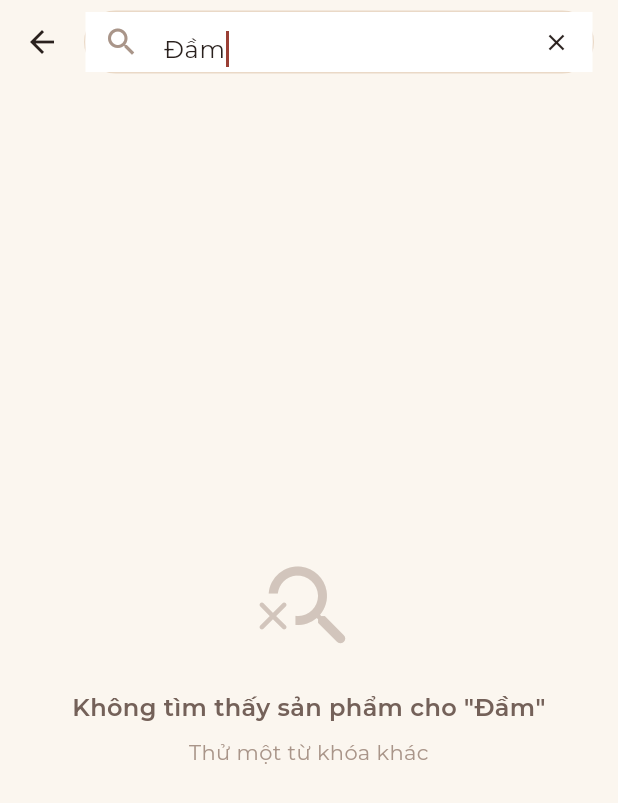
After one commit to bavanchun/PRM393_Group5_BigStyle, a Flutter app: the SearchScreen screen opened by its route, after a tap on "Đầm", on a phone screen of 412 x 824 dp. The commit adds this screen. Shown: the top 803 px of the screen. Run offline on Flutter 3.47's test engine with Material 3 defaults, Android fonts, the phone set to English and light mode, and no system bars; our stand-ins replace equatable, flutter_bloc, flutter_dotenv, geolocator, google_maps_flutter, google_sign_in and 4 more; accounts and stored records are empty.

Commit message:
feat(ux-depth): add dedicated search screen with SearchBloc and shared ProductGridSkeleton
- Adds SearchScreen with SearchBloc supporting debounced search (~280ms via Timer) using existing ProductService.getProducts(searchQuery:) for server-side ilike filtering
- Integrates in-memory recent-searches tracking and static suggested terms when query is empty
- Search results reuse ProductCard with Hero tags for list→detail transitions and staggered entrance animations
- Adds /search route to app_router and updates home_screen search bar to navigate to /search instead of /products
- Extracts shimmer-grid placeholder into shared ProductGridSkeleton widget; refactored product_list_screen to reuse it, eliminating duplication of identical grid-card shimmer markup

```diff
--- /dev/null
+++ b/FE/lib/blocs/search/search_bloc.dart
@@ -0,0 +1,90 @@
+import 'dart:async';
+import 'package:flutter/foundation.dart';
+import 'package:flutter_bloc/flutter_bloc.dart';
+import 'search_event.dart';
+import 'search_state.dart';
+import '../../services/product_service.dart';
+
+const _recentSearchCap = 8;
+const _debounceDuration = Duration(milliseconds: 280);
+
+/// Internal — dispatched after the debounce delay elapses. Never sent by
+/// callers; they only ever use [SearchQueryChanged]/[SearchCleared].
+class _SearchRun extends SearchEvent {
+  final String query;
+  const _SearchRun(this.query);
+
+  @override
+  List<Object?> get props => [query];
+}
+
+/// Reuses [ProductService.getProducts]'s existing server `ilike` — no new
+/// query method, so this can never diverge from product_list's filtering.
+class SearchBloc extends Bloc<SearchEvent, SearchState> {
+  final ProductService _productService;
+  Timer? _debounce;
+
+  SearchBloc(this._productService) : super(const SearchState()) {
+    on<SearchQueryChanged>(_onQueryChanged);
+    on<_SearchRun>(_onRun);
+    on<SearchCleared>((event, emit) => emit(const SearchState()));
+  }
+
+  void _onQueryChanged(SearchQueryChanged event, Emitter<SearchState> emit) {
+    final query = event.query.trim();
+    _debounce?.cancel();
+
+    if (query.isEmpty) {
+      emit(
+        state.copyWith(
+          query: '',
+          results: const [],
+          isLoading: false,
+          error: null,
+        ),
+      );
+      return;
+    }
+
+    emit(state.copyWith(query: query));
+    _debounce = Timer(_debounceDuration, () => add(_SearchRun(query)));
+  }
+
+  Future<void> _onRun(_SearchRun event, Emitter<SearchState> emit) async {
+    // A newer keystroke already superseded this debounced run.
+    if (event.query != state.query) return;
+
+    emit(state.copyWith(isLoading: true, error: null));
+    try {
+      final results = await _productService.getProducts(
+        searchQuery: event.query,
+      );
+      if (event.query != state.query) return; // stale response
+      emit(
+        state.copyWith(
+          isLoading: false,
+          results: results,
+          recentSearches: _pushRecent(state.recentSearches, event.query),
+        ),
+      );
+    } catch (e, stackTrace) {
+      debugPrint('Search error: $e\n$stackTrace');
+      if (event.query != state.query) return;
+      emit(state.copyWith(isLoading: false, error: 'Tìm kiếm thất bại'));
+    }
+  }
+
+  List<String> _pushRecent(List<String> current, String query) {
+    final updated = [
+      query,
+      ...current.where((q) => q.toLowerCase() != query.toLowerCase()),
+    ];
+    return updated.take(_recentSearchCap).toList();
+  }
+
+  @override
+  Future<void> close() {
+    _debounce?.cancel();
+    return super.close();
+  }
+}
--- /dev/null
+++ b/FE/lib/blocs/search/search_event.dart
@@ -0,0 +1,21 @@
+import 'package:equatable/equatable.dart';
+
+abstract class SearchEvent extends Equatable {
+  const SearchEvent();
+
+  @override
+  List<Object?> get props => [];
+}
+
+/// Fired on every keystroke; the bloc debounces the actual query internally.
+class SearchQueryChanged extends SearchEvent {
+  final String query;
+  const SearchQueryChanged(this.query);
+
+  @override
+  List<Object?> get props => [query];
+}
+
+class SearchCleared extends SearchEvent {
+  const SearchCleared();
+}
--- /dev/null
+++ b/FE/lib/blocs/search/search_state.dart
@@ -0,0 +1,38 @@
+import 'package:equatable/equatable.dart';
+import '../../models/product_model.dart';
+
+class SearchState extends Equatable {
+  final String query;
+  final bool isLoading;
+  final List<ProductModel> results;
+  // In-memory v1 — shared_preferences persistence deferred (accepted default).
+  final List<String> recentSearches;
+  final String? error;
+
+  const SearchState({
+    this.query = '',
+    this.isLoading = false,
+    this.results = const [],
+    this.recentSearches = const [],
+    this.error,
+  });
+
+  bool get hasQuery => query.isNotEmpty;
+
+  SearchState copyWith({
+    String? query,
+    bool? isLoading,
+    List<ProductModel>? results,
+    List<String>? recentSearches,
+    String? error,
+  }) => SearchState(
+    query: query ?? this.query,
+    isLoading: isLoading ?? this.isLoading,
+    results: results ?? this.results,
+    recentSearches: recentSearches ?? this.recentSearches,
+    error: error,
+  );
+
+  @override
+  List<Object?> get props => [query, isLoading, results, recentSearches, error];
+}
--- a/FE/lib/config/routes/app_router.dart
+++ b/FE/lib/config/routes/app_router.dart
@@ -5,9 +5,12 @@ import '../../services/support_chat_service.dart';
 import '../../screens/chat/support_chat_screen.dart';
 import '../../screens/splash/splash_screen.dart';
 import '../../screens/auth/login_screen.dart';
+import '../../blocs/search/search_bloc.dart';
+import '../../services/product_service.dart';
 import '../../screens/home/home_screen.dart';
 import '../../screens/product_list/product_list_screen.dart';
 import '../../screens/product_detail/product_detail_screen.dart';
+import '../../screens/search/search_screen.dart';
 import '../../screens/cart/cart_screen.dart';
 import '../../screens/cart/cart_item_edit_screen.dart';
 import '../../screens/checkout/checkout_screen.dart';
@@ -28,33 +31,83 @@ class AppRouter {
   static Route<dynamic> generateRoute(RouteSettings settings) {
     switch (settings.name) {
       case '/':
-        return MaterialPageRoute(settings: settings, builder: (_) => const SplashScreen());
+        return MaterialPageRoute(
+          settings: settings,
+          builder: (_) => const SplashScreen(),
+        );
       case '/login':
-        return MaterialPageRoute(settings: settings, builder: (_) => const LoginScreen());
+        return MaterialPageRoute(
+          settings: settings,
+          builder: (_) => const LoginScreen(),
+        );
       case '/home':
-        return MaterialPageRoute(settings: settings, builder: (_) => const HomeScreen());
+        return MaterialPageRoute(
+          settings: settings,
+          builder: (_) => const HomeScreen(),
+        );
       case '/products':
-        return MaterialPageRoute(settings: settings, builder: (_) => const ProductListScreen());
+        return MaterialPageRoute(
+          settings: settings,
+          builder: (_) => const ProductListScreen(),
+        );
+      case '/search':
+        return MaterialPageRoute(
+          settings: settings,
+          builder: (_) => BlocProvider(
+            create: (_) => SearchBloc(ProductService()),
+            child: const SearchScreen(),
+          ),
+        );
       case '/product-detail':
-        return MaterialPageRoute(settings: settings, builder: (_) => const ProductDetailScreen());
+        return MaterialPageRoute(
+          settings: settings,
+          builder: (_) => const ProductDetailScreen(),
+        );
       case '/cart':
-        return MaterialPageRoute(settings: settings, builder: (_) => const CartScreen());
+        return MaterialPageRoute(
+          settings: settings,
+          builder: (_) => const CartScreen(),
+        );
       case '/cart-item-edit':
-        return MaterialPageRoute(settings: settings, builder: (_) => const CartItemEditScreen());
+        return MaterialPageRoute(
+          settings: settings,
+          builder: (_) => const CartItemEditScreen(),
+        );
       case '/checkout':
-        return MaterialPageRoute(settings: settings, builder: (_) => const CheckoutScreen());
+        return MaterialPageRoute(
+          settings: settings,
+          builder: (_) => const CheckoutScreen(),
+        );
       case '/payment-qr':
-        return MaterialPageRoute(settings: settings, builder: (_) => const PaymentQrScreen());
+        return MaterialPageRoute(
+          settings: settings,
+          builder: (_) => const PaymentQrScreen(),
+        );
       case '/orders':
-        return MaterialPageRoute(settings: settings, builder: (_) => const OrdersScreen());
+        return MaterialPageRoute(
+          settings: settings,
+          builder: (_) => const OrdersScreen(),
+        );
       case '/order-detail':
-        return MaterialPageRoute(settings: settings, builder: (_) => const OrderDetailScreen());
+        return MaterialPageRoute(
+          settings: settings,
+          builder: (_) => const OrderDetailScreen(),
+        );
       case '/profile':
-        return MaterialPageRoute(settings: settings, builder: (_) => const ProfileScreen());
+        return MaterialPageRoute(
+          settings: settings,
+          builder: (_) => const ProfileScreen(),
+        );
       case '/edit-profile':
-        return MaterialPageRoute(settings: settings, builder: (_) => const EditProfileScreen());
+        return MaterialPageRoute(
+          settings: settings,
+          builder: (_) => const EditProfileScreen(),
+        );
       case '/chat':
-        return MaterialPageRoute(settings: settings, builder: (_) => const ChatScreen());
+        return MaterialPageRoute(
+          settings: settings,
+          builder: (_) => const ChatScreen(),
+        );
       case '/support-chat':
         return MaterialPageRoute(
           settings: settings,
@@ -64,10 +117,14 @@ class AppRouter {
           ),
         );
       case '/notifications':
-        return MaterialPageRoute(settings: settings, builder: (_) => const NotificationsScreen());
+        return MaterialPageRoute(
+          settings: settings,
+          builder: (_) => const NotificationsScreen(),
+        );
       case '/delivery-map':
-        final deliveryArgs =
-            DeliveryMapArgs.fromRouteArguments(settings.arguments);
+        final deliveryArgs = DeliveryMapArgs.fromRouteArguments(
+          settings.arguments,
+        );
         return MaterialPageRoute(
           settings: settings,
           builder: (_) => DeliveryMapScreen(
@@ -77,11 +134,20 @@ class AppRouter {
           ),
         );
       case '/manager':
-        return MaterialPageRoute(settings: settings, builder: (_) => const ManagerShell());
+        return MaterialPageRoute(
+          settings: settings,
+          builder: (_) => const ManagerShell(),
+        );
       case '/admin':
-        return MaterialPageRoute(settings: settings, builder: (_) => const AdminShell());
+        return MaterialPageRoute(
+          settings: settings,
+          builder: (_) => const AdminShell(),
+        );
       case '/favorites':
-        return MaterialPageRoute(settings: settings, builder: (_) => const FavoritesScreen());
+        return MaterialPageRoute(
+          settings: settings,
+          builder: (_) => const FavoritesScreen(),
+        );
       default:
         return MaterialPageRoute(
           builder: (_) => Scaffold(
--- a/FE/lib/screens/home/home_screen.dart
+++ b/FE/lib/screens/home/home_screen.dart
@@ -325,7 +325,7 @@ class _HomeScreenState extends State<HomeScreen> {
 
   Widget _buildSearchBar() {
     return GestureDetector(
-      onTap: () => Navigator.pushNamed(context, '/products'),
+      onTap: () => Navigator.pushNamed(context, '/search'),
       child: Container(
         height: 48,
         decoration: BoxDecoration(
--- /dev/null
+++ b/FE/lib/screens/search/search_screen.dart
@@ -0,0 +1,230 @@
+import 'package:flutter/material.dart';
+import 'package:flutter_bloc/flutter_bloc.dart';
+import '../../blocs/search/search_bloc.dart';
+import '../../blocs/search/search_event.dart';
+import '../../blocs/search/search_state.dart';
+import '../../config/theme/app_colors.dart';
+import '../../config/theme/app_spacing.dart';
+import '../../config/theme/app_typography.dart';
+import '../../widgets/app_error_state.dart';
+import '../../widgets/pressable_scale.dart';
+import '../../widgets/product_card.dart';
+import '../../widgets/product_grid_skeleton.dart';
+import '../../widgets/staggered_entrance.dart';
+
+const _suggestedTerms = ['Đầm', 'Áo', 'Quần', 'Size XL', 'Sale'];
+
+class SearchScreen extends StatefulWidget {
+  const SearchScreen({super.key});
+
+  @override
+  State<SearchScreen> createState() => _SearchScreenState();
+}
+
+class _SearchScreenState extends State<SearchScreen> {
+  final _controller = TextEditingController();
+  final _focusNode = FocusNode();
+
+  @override
+  void dispose() {
+    _controller.dispose();
+    _focusNode.dispose();
+    super.dispose();
+  }
+
+  void _runTerm(String term) {
+    _controller.text = term;
+    _controller.selection = TextSelection.collapsed(offset: term.length);
+    context.read<SearchBloc>().add(SearchQueryChanged(term));
+  }
+
+  @override
+  Widget build(BuildContext context) {
+    return Scaffold(
+      backgroundColor: AppColors.background,
+      appBar: AppBar(
+        titleSpacing: 0,
+        title: Container(
+          height: 42,
+          margin: const EdgeInsets.only(right: AppSpacing.md),
+          decoration: BoxDecoration(
+            color: AppColors.surface,
+            borderRadius: BorderRadius.circular(50),
+            border: Border.all(color: AppColors.border),
+          ),
+          child: TextField(
+            controller: _controller,
+            focusNode: _focusNode,
+            autofocus: true,
+            decoration: InputDecoration(
+              hintText: 'Tìm váy, áo, quần...',
+              hintStyle: AppTypography.bodyMedium.copyWith(
+                color: AppColors.textHint,
+              ),
+              prefixIcon: const Icon(Icons.search, color: AppColors.textHint),
+              suffixIcon: BlocBuilder<SearchBloc, SearchState>(
+                buildWhen: (p, c) => p.hasQuery != c.hasQuery,
+                builder: (context, state) => state.hasQuery
+                    ? IconButton(
+                        icon: const Icon(Icons.close, size: 18),
+                        onPressed: () {
+                          _controller.clear();
+                          context.read<SearchBloc>().add(const SearchCleared());
+                        },
+                      )
+                    : const SizedBox.shrink(),
+              ),
+              border: InputBorder.none,
+              enabledBorder: InputBorder.none,
+              focusedBorder: InputBorder.none,
+              contentPadding: const EdgeInsets.symmetric(vertical: 10),
+            ),
+            onChanged: (value) =>
+                context.read<SearchBloc>().add(SearchQueryChanged(value)),
+          ),
+        ),
+      ),
+      body: BlocBuilder<SearchBloc, SearchState>(
+        builder: (context, state) {
+          if (!state.hasQuery) return _buildBrowsePrompt(state);
+          if (state.isLoading) return const ProductGridSkeleton();
+          if (state.error != null) {
+            return Center(
+              child: AppErrorState(
+                message: state.error!,
+                onRetry: () => context.read<SearchBloc>().add(
+                  SearchQueryChanged(state.query),
+                ),
+              ),
+            );
+          }
+          if (state.results.isEmpty) return _buildEmptyState(state.query);
+          return _buildResults(state);
+        },
+      ),
+    );
+  }
+
+  Widget _buildBrowsePrompt(SearchState state) {
+    return ListView(
+      padding: const EdgeInsets.all(AppSpacing.md),
+      children: [
+        if (state.recentSearches.isNotEmpty) ...[
+          Text('Tìm kiếm gần đây', style: AppTypography.headlineSmall),
+          const SizedBox(height: 12),
+          _buildTermChips(state.recentSearches),
+          const SizedBox(height: 24),
+        ],
+        Text('Gợi ý cho bạn', style: AppTypography.headlineSmall),
+        const SizedBox(height: 12),
+        _buildTermChips(_suggestedTerms),
+      ],
+    );
+  }
+
+  Widget _buildTermChips(List<String> terms) {
+    return Wrap(
+      spacing: 8,
+      runSpacing: 8,
+      children: terms
+          .map(
+            (term) => PressableScale(
+              onTap: () => _runTerm(term),
+              child: Container(
+                padding: const EdgeInsets.symmetric(
+                  horizontal: 16,
+                  vertical: 8,
+                ),
+                decoration: BoxDecoration(
+                  color: AppColors.surface,
+                  borderRadius: BorderRadius.circular(18),
+                  border: Border.all(color: AppColors.border),
+                ),
+                child: Text(term, style: AppTypography.bodySmall),
+              ),
+            ),
+          )
+          .toList(),
+    );
+  }
+
+  Widget _buildEmptyState(String query) {
+    return Center(
+      child: Padding(
+        padding: const EdgeInsets.all(32),
+        child: Column(
+          mainAxisAlignment: MainAxisAlignment.center,
+          children: [
+            Icon(
+              Icons.search_off_rounded,
+              size: 72,
+              color: AppColors.textHint.withValues(alpha: 0.5),
+            ),
+            const SizedBox(height: 20),
+            Text(
+              'Không tìm thấy sản phẩm cho "$query"',
+              style: AppTypography.headlineSmall.copyWith(
+                color: AppColors.textSecondary,
+              ),
+              textAlign: TextAlign.center,
+            ),
+            const SizedBox(height: 8),
+            Text(
+              'Thử một từ khóa khác',
+              style: AppTypography.bodyMedium.copyWith(
+                color: AppColors.textHint,
+              ),
+              textAlign: TextAlign.center,
+            ),
+          ],
+        ),
+      ),
+    );
+  }
+
+  Widget _buildResults(SearchState state) {
+    return GridView.builder(
+      padding: const EdgeInsets.fromLTRB(
+        AppSpacing.md,
+        8,
+        AppSpacing.md,
+        AppSpacing.xxl,
+      ),
+      gridDelegate: const SliverGridDelegateWithFixedCrossAxisCount(
+        crossAxisCount: 2,
+        crossAxisSpacing: 12,
+        mainAxisSpacing: 16,
+        childAspectRatio: 0.58,
+      ),
+      itemCount: state.results.length,
+      itemBuilder: (context, index) {
+        final product = state.results[index];
+        final imageUrl = product.images.isNotEmpty ? product.images.first : '';
+        final heroTag = 'product-${product.id}-search-results-$index';
+        return StaggeredEntrance(
+          trigger: true,
+          index: index.clamp(0, 6),
+          child: ProductCard(
+            imageUrl: imageUrl,
+            name: product.name,
+            price: product.price,
+            originalPrice: product.originalPrice,
+            sizes: product.sizes,
+            soldCount: product.soldCount,
+            brandName: product.brandName,
+            heroTag: heroTag,
+            onTap: () => Navigator.pushNamed(
+              context,
+              '/product-detail',
+              arguments: {
+                'productId': product.id,
+                'heroTag': heroTag,
+                'imageUrl': imageUrl,
+              },
+            ),
+          ),
+        );
+      },
+    );
+  }
+}
```
Also changed, not shown: FE/lib/screens/product_list/product_list_screen.dart (+2 -55 lines), FE/lib/widgets/product_grid_skeleton.dart (added, +70 -0 lines).
